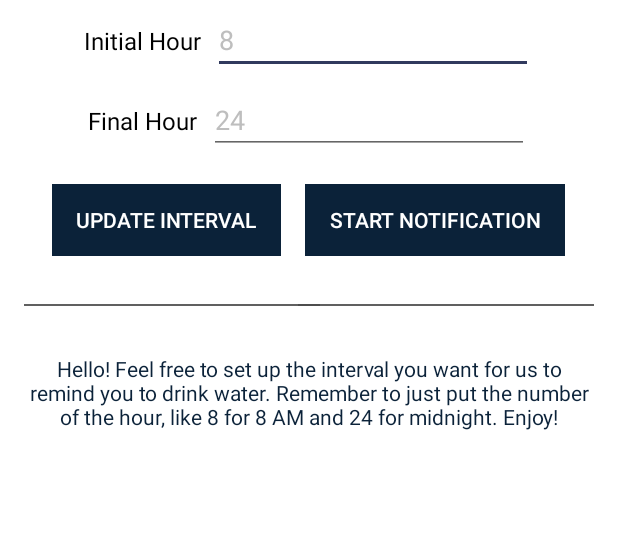
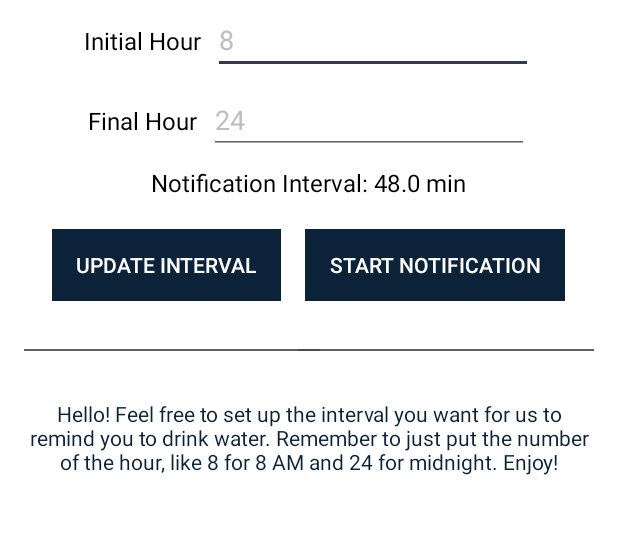
Before and after one commit to isaCarvalho/DrinkWater, an Android app: the MainActivity screen opened directly, with no data from a screen before it, after a tap on "Notification", on a phone screen of 412 x 824 dp, the part 246-780 px from its top. Run offline under Robolectric (Android 15) with nearby library versions, the phone set to English and light mode, and no system bars; Roboto replaces fonts that are not available here; 1 other tap on this screen came first.

Commit message:
Bug do Intervalo corrigido

```diff
--- a/app/src/main/java/com/example/drinkwater/MainActivity.kt
+++ b/app/src/main/java/com/example/drinkwater/MainActivity.kt
@@ -15,7 +15,6 @@ import androidx.core.view.GravityCompat
 import androidx.drawerlayout.widget.DrawerLayout
 import androidx.lifecycle.Observer
 import androidx.lifecycle.ViewModelProviders
-import com.example.drinkwater.util.DiaryHelper
 import com.example.drinkwater.viewModel.MainViewModel
 import com.google.android.material.navigation.NavigationView
 import kotlinx.android.synthetic.main.activity_main.*
@@ -60,7 +59,7 @@ class MainActivity : AppCompatActivity(),
         })
 
         // settings activity
-        if (DiaryHelper.getTotalWater(this) == 0F) {
+        if (viewModel.getTotalWater() == 0F) {
             SettingsActivity.start(this)
         }
 
--- a/app/src/main/java/com/example/drinkwater/viewModel/MainViewModel.kt
+++ b/app/src/main/java/com/example/drinkwater/viewModel/MainViewModel.kt
@@ -11,12 +11,14 @@ import com.example.drinkwater.util.DiaryHelper
 class MainViewModel(app: Application) : AndroidViewModel(app)
 {
     var percent = MutableLiveData<Float>() // percent of water
+    var totalWater = MutableLiveData<Float>()
 
     private val context = app
     private val waterHelper = DiaryHelper
 
     init {
         percent.value = waterHelper.getPercent(context)
+        totalWater.value = waterHelper.getTotalWater(context)
     }
 
     @RequiresApi(Build.VERSION_CODES.O)
@@ -24,6 +26,12 @@ class MainViewModel(app: Application) : AndroidViewModel(app)
     {
         percent.value = 0F
         waterHelper.clearValues(context)
+    }
+
+    fun getTotalWater() : Float
+    {
+        totalWater.value = waterHelper.getTotalWater(context)
+        return totalWater.value!!
     }
 
     @RequiresApi(Build.VERSION_CODES.O)
--- a/app/src/main/java/com/example/drinkwater/viewModel/NotificationViewModel.kt
+++ b/app/src/main/java/com/example/drinkwater/viewModel/NotificationViewModel.kt
@@ -7,7 +7,6 @@ import androidx.lifecycle.AndroidViewModel
 import androidx.lifecycle.MutableLiveData
 import com.example.drinkwater.util.DiaryHelper
 import com.example.drinkwater.util.JobHelper
-import kotlinx.coroutines.Job
 
 class NotificationViewModel(app : Application) : AndroidViewModel(app)
 {
--- a/app/src/main/res/layout/activity_notification.xml
+++ b/app/src/main/res/layout/activity_notification.xml
@@ -73,6 +73,20 @@
     <TableRow
         android:layout_width="wrap_content"
         android:layout_height="wrap_content"
+        android:layout_gravity="center_horizontal">
+
+        <TextView
+            android:id="@+id/intervalTxt"
+            android:layout_width="wrap_content"
+            android:layout_height="wrap_content"
+            android:textColor="@android:color/black"
+            android:layout_margin="4dp"
+            android:textSize="16sp"/>
+    </TableRow>
+
+    <TableRow
+        android:layout_width="wrap_content"
+        android:layout_height="wrap_content"
         android:layout_gravity="center_horizontal"
         android:paddingTop="16dp">
 
```
Also changed, not shown: app/src/main/java/com/example/drinkwater/NotificationActivity.kt (+11 -22 lines).
